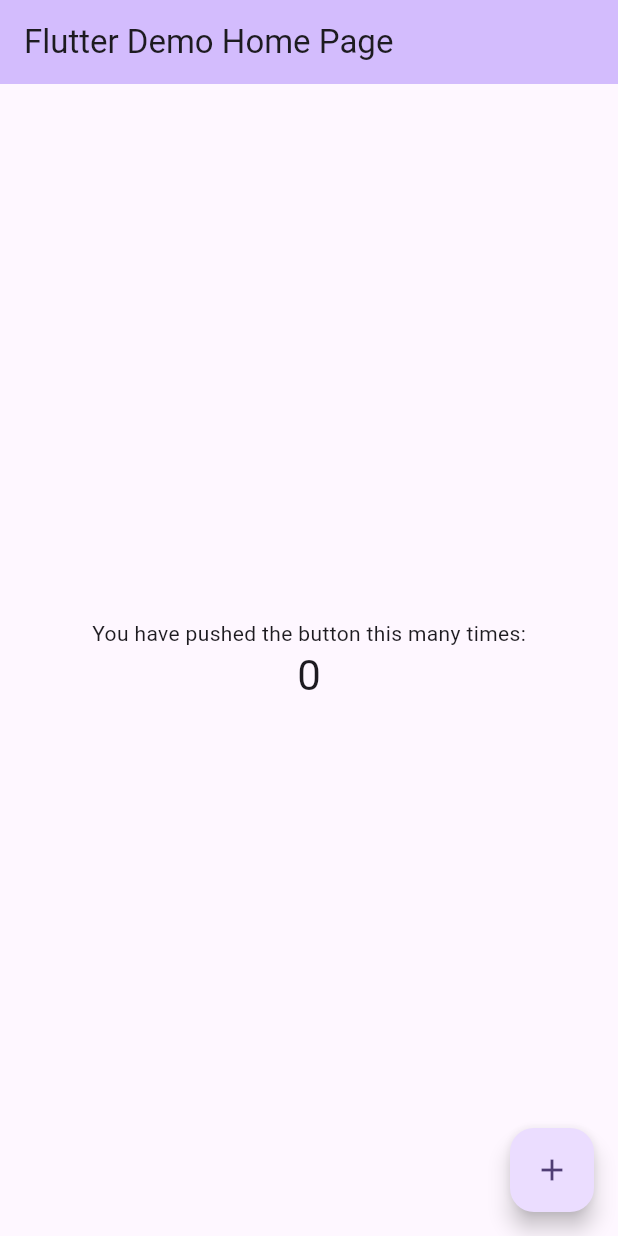
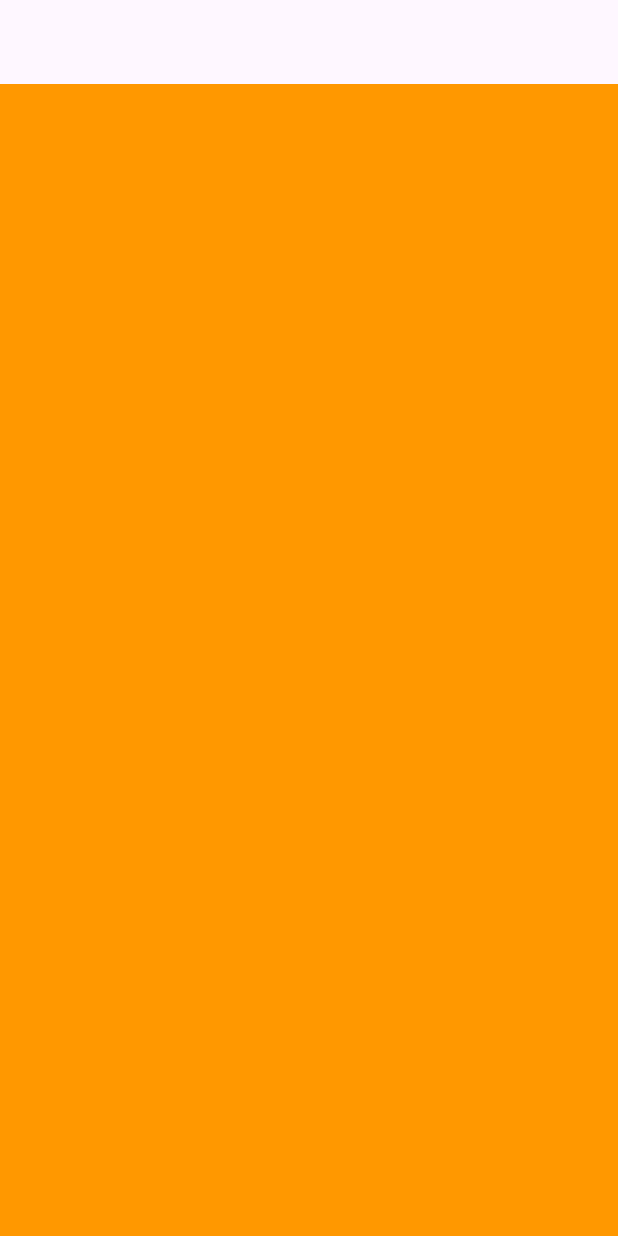
Before and after one commit to GithubUser18974/protoflio, a Flutter app: the screen it shows after launch, on a phone screen of 412 x 824 dp. Run offline on Flutter 3.47's test engine with Material 3 defaults, Android fonts, the phone set to English and light mode, and no system bars.

Commit message:
Make HomeScreen for each device

```diff
--- a/lib/main.dart
+++ b/lib/main.dart
@@ -1,4 +1,5 @@
 import 'package:flutter/material.dart';
+import 'package:protoflio/screens/home_page.dart';
 
 void main() {
   runApp(const MyApp());
@@ -7,119 +8,15 @@
 class MyApp extends StatelessWidget {
   const MyApp({super.key});
 
-  // This widget is the root of your application.
   @override
   Widget build(BuildContext context) {
     return MaterialApp(
-      title: 'Flutter Demo',
+      debugShowCheckedModeBanner: false,
       theme: ThemeData(
-        // This is the theme of your application.
-        //
-        // TRY THIS: Try running your application with "flutter run". You'll see
-        // the application has a purple toolbar. Then, without quitting the app,
-        // try changing the seedColor in the colorScheme below to Colors.green
-        // and then invoke "hot reload" (save your changes or press the "hot
-        // reload" button in a Flutter-supported IDE, or press "r" if you used
-        // the command line to start the app).
-        //
-        // Notice that the counter didn't reset back to zero; the application
-        // state is not lost during the reload. To reset the state, use hot
-        // restart instead.
-        //
-        // This works for code too, not just values: Most code changes can be
-        // tested with just a hot reload.
         colorScheme: ColorScheme.fromSeed(seedColor: Colors.deepPurple),
         useMaterial3: true,
       ),
-      home: const MyHomePage(title: 'Flutter Demo Home Page'),
+      home: const HomePage(),
     );
   }
 }
-
-class MyHomePage extends StatefulWidget {
-  const MyHomePage({super.key, required this.title});
-
-  // This widget is the home page of your application. It is stateful, meaning
-  // that it has a State object (defined below) that contains fields that affect
-  // how it looks.
-
-  // This class is the configuration for the state. It holds the values (in this
-  // case the title) provided by the parent (in this case the App widget) and
-  // used by the build method of the State. Fields in a Widget subclass are
-  // always marked "final".
-
-  final String title;
-
-  @override
-  State<MyHomePage> createState() => _MyHomePageState();
-}
-
-class _MyHomePageState extends State<MyHomePage> {
-  int _counter = 0;
-
-  void _incrementCounter() {
-    setState(() {
-      // This call to setState tells the Flutter framework that something has
-      // changed in this State, which causes it to rerun the build method below
-      // so that the display can reflect the updated values. If we changed
-      // _counter without calling setState(), then the build method would not be
-      // called again, and so nothing would appear to happen.
-      _counter++;
-    });
-  }
-
-  @override
-  Widget build(BuildContext context) {
-    // This method is rerun every time setState is called, for instance as done
-    // by the _incrementCounter method above.
-    //
-    // The Flutter framework has been optimized to make rerunning build methods
-    // fast, so that you can just rebuild anything that needs updating rather
-    // than having to individually change instances of widgets.
-    return Scaffold(
-      appBar: AppBar(
-        // TRY THIS: Try changing the color here to a specific color (to
-        // Colors.amber, perhaps?) and trigger a hot reload to see the AppBar
-        // change color while the other colors stay the same.
-        backgroundColor: Theme.of(context).colorScheme.inversePrimary,
-        // Here we take the value from the MyHomePage object that was created by
-        // the App.build method, and use it to set our appbar title.
-        title: Text(widget.title),
-      ),
-      body: Center(
-        // Center is a layout widget. It takes a single child and positions it
-        // in the middle of the parent.
-        child: Column(
-          // Column is also a layout widget. It takes a list of children and
-          // arranges them vertically. By default, it sizes itself to fit its
-          // children horizontally, and tries to be as tall as its parent.
-          //
-          // Column has various properties to control how it sizes itself and
-          // how it positions its children. Here we use mainAxisAlignment to
-          // center the children vertically; the main axis here is the vertical
-          // axis because Columns are vertical (the cross axis would be
-          // horizontal).
-          //
-          // TRY THIS: Invoke "debug painting" (choose the "Toggle Debug Paint"
-          // action in the IDE, or press "p" in the console), to see the
-          // wireframe for each widget.
-          mainAxisAlignment: MainAxisAlignment.center,
-          children: <Widget>[
-            const Text(
-              'You have pushed the button this many times:',
-            ),
-            Text(
-              '$_counter',
-              style: Theme.of(context).textTheme.headlineMedium,
-            ),
-          ],
-        ),
-      ),
-      floatingActionButton: FloatingActionButton(
-        onPressed: _incrementCounter,
-        tooltip: 'Increment',
-        child: const Icon(Icons.add),
-      ), // This trailing comma makes auto-formatting nicer for build methods.
-    );
-  }
-}
--- /dev/null
+++ b/lib/screens/home_page.dart
@@ -0,0 +1,26 @@
+import 'package:flutter/material.dart';
+import 'package:protoflio/screens/mobile/mobile_layout_page.dart';
+import 'package:protoflio/screens/tablet/tablet_layout_page.dart';
+import 'package:protoflio/screens/web/desktop_layout_page.dart';
+
+class HomePage extends StatelessWidget {
+
+  const HomePage({ Key? key }) : super(key: key);
+
+  @override
+  Widget build(BuildContext context) {
+    return LayoutBuilder(
+      builder:(context,constraints){
+        if(constraints.maxWidth > 950){
+             return DesktopLayoutPage();
+        }
+        else if(constraints.maxWidth > 600){
+             return TabletLayoutPage();
+        }
+        else{
+            return MobileLayoutPage();
+        }
+      }
+      );
+  }
+}
--- /dev/null
+++ b/lib/screens/mobile/mobile_layout_page.dart
@@ -0,0 +1,21 @@
+import 'package:flutter/material.dart';
+
+class MobileLayoutPage extends StatefulWidget {
+  const MobileLayoutPage({Key? key}) : super(key: key);
+
+  @override
+  _MobileLayoutPageState createState() => _MobileLayoutPageState();
+}
+
+class _MobileLayoutPageState extends State<MobileLayoutPage> {
+  @override
+  Widget build(BuildContext context) {
+    return Scaffold(
+      backgroundColor: Colors.orange,
+      appBar: AppBar(
+        title: const Text(''),
+      ),
+      body: Container(),
+    );
+  }
+}
```
Also changed, not shown: lib/screens/tablet/tablet_layout_page.dart (added, +21 -0 lines), lib/screens/web/desktop_layout_page.dart (added, +22 -0 lines).
